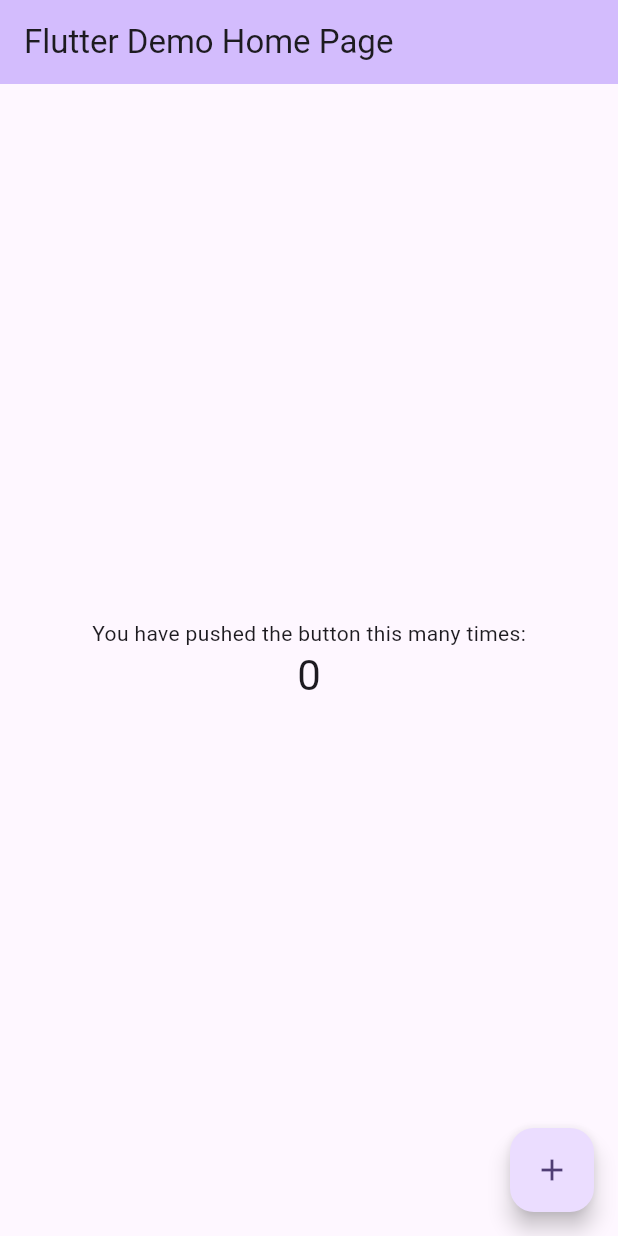
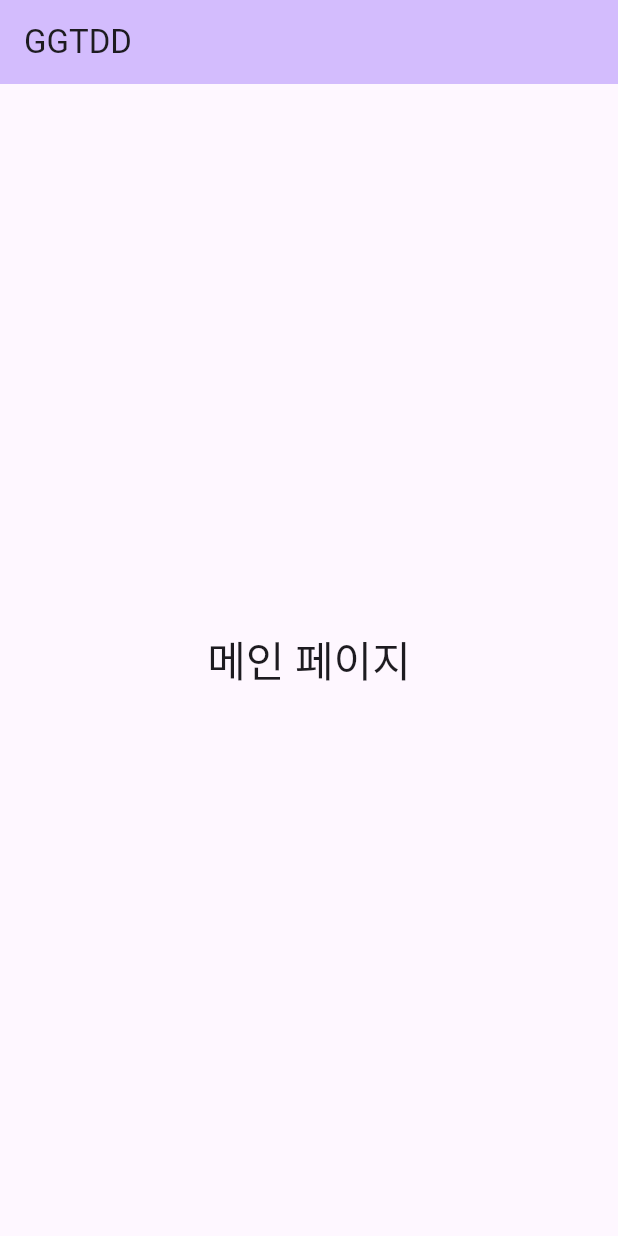
Before and after one commit to DataCodeLiteracy/GGTDD-Frontend, a Flutter app: the screen it shows after launch, on a phone screen of 412 x 824 dp. Run offline on Flutter 3.47's test engine with Material 3 defaults, Android fonts, the phone set to English and light mode, and no system bars.

Commit message:
[ 🚚 | #2 | chore ] 불필요한 파일 및 코드 삭제
2025.03.13

```diff
--- a/lib/main.dart
+++ b/lib/main.dart
@@ -7,46 +7,21 @@ void main() {
 class MyApp extends StatelessWidget {
   const MyApp({super.key});
 
-  // This widget is the root of your application.
   @override
   Widget build(BuildContext context) {
     return MaterialApp(
-      title: 'Flutter Demo',
+      title: 'GGTDD',
       theme: ThemeData(
-        // This is the theme of your application.
-        //
-        // TRY THIS: Try running your application with "flutter run". You'll see
-        // the application has a purple toolbar. Then, without quitting the app,
-        // try changing the seedColor in the colorScheme below to Colors.green
-        // and then invoke "hot reload" (save your changes or press the "hot
-        // reload" button in a Flutter-supported IDE, or press "r" if you used
-        // the command line to start the app).
-        //
-        // Notice that the counter didn't reset back to zero; the application
-        // state is not lost during the reload. To reset the state, use hot
-        // restart instead.
-        //
-        // This works for code too, not just values: Most code changes can be
-        // tested with just a hot reload.
         colorScheme: ColorScheme.fromSeed(seedColor: Colors.deepPurple),
         useMaterial3: true,
       ),
-      home: const MyHomePage(title: 'Flutter Demo Home Page'),
+      home: const MyHomePage(title: 'GGTDD'),
     );
   }
 }
 
 class MyHomePage extends StatefulWidget {
   const MyHomePage({super.key, required this.title});
-
-  // This widget is the home page of your application. It is stateful, meaning
-  // that it has a State object (defined below) that contains fields that affect
-  // how it looks.
-
-  // This class is the configuration for the state. It holds the values (in this
-  // case the title) provided by the parent (in this case the App widget) and
-  // used by the build method of the State. Fields in a Widget subclass are
-  // always marked "final".
 
   final String title;
 
@@ -55,71 +30,24 @@ class MyHomePage extends StatefulWidget {
 }
 
 class _MyHomePageState extends State<MyHomePage> {
-  int _counter = 0;
-
-  void _incrementCounter() {
-    setState(() {
-      // This call to setState tells the Flutter framework that something has
-      // changed in this State, which causes it to rerun the build method below
-      // so that the display can reflect the updated values. If we changed
-      // _counter without calling setState(), then the build method would not be
-      // called again, and so nothing would appear to happen.
-      _counter++;
-    });
-  }
-
   @override
   Widget build(BuildContext context) {
-    // This method is rerun every time setState is called, for instance as done
-    // by the _incrementCounter method above.
-    //
-    // The Flutter framework has been optimized to make rerunning build methods
-    // fast, so that you can just rebuild anything that needs updating rather
-    // than having to individually change instances of widgets.
     return Scaffold(
       appBar: AppBar(
-        // TRY THIS: Try changing the color here to a specific color (to
-        // Colors.amber, perhaps?) and trigger a hot reload to see the AppBar
-        // change color while the other colors stay the same.
         backgroundColor: Theme.of(context).colorScheme.inversePrimary,
-        // Here we take the value from the MyHomePage object that was created by
-        // the App.build method, and use it to set our appbar title.
         title: Text(widget.title),
       ),
       body: Center(
-        // Center is a layout widget. It takes a single child and positions it
-        // in the middle of the parent.
         child: Column(
-          // Column is also a layout widget. It takes a list of children and
-          // arranges them vertically. By default, it sizes itself to fit its
-          // children horizontally, and tries to be as tall as its parent.
-          //
-          // Column has various properties to control how it sizes itself and
-          // how it positions its children. Here we use mainAxisAlignment to
-          // center the children vertically; the main axis here is the vertical
-          // axis because Columns are vertical (the cross axis would be
-          // horizontal).
-          //
-          // TRY THIS: Invoke "debug painting" (choose the "Toggle Debug Paint"
-          // action in the IDE, or press "p" in the console), to see the
-          // wireframe for each widget.
           mainAxisAlignment: MainAxisAlignment.center,
           children: <Widget>[
-            const Text(
-              'You have pushed the button this many times:',
-            ),
             Text(
-              '$_counter',
+              '메인 페이지',
               style: Theme.of(context).textTheme.headlineMedium,
             ),
           ],
         ),
       ),
-      floatingActionButton: FloatingActionButton(
-        onPressed: _incrementCounter,
-        tooltip: 'Increment',
-        child: const Icon(Icons.add),
-      ), // This trailing comma makes auto-formatting nicer for build methods.
     );
   }
 }
```
Also changed, not shown: pubspec.yaml (+2 -67 lines), 1 other file.
